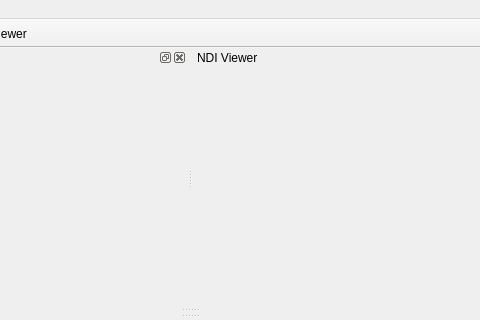
First picture: the form in MotionViewer/mainwindow.ui, repository thinkexist1989/MotionViewer, before the edit; both pictures show x 210 to 690 and y 0 to 320 of the 800 by 600 pixel window.
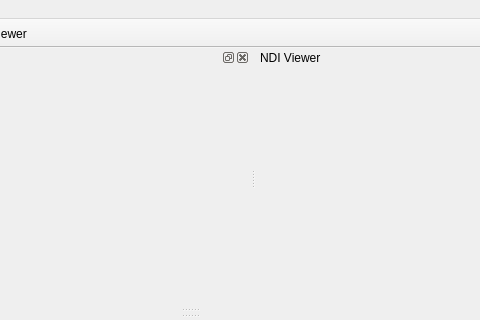
Second picture: the form after the edit. Icons and pictures are not drawn.

The edit to the form file:
```diff
--- a/MotionViewer/mainwindow.ui
+++ b/MotionViewer/mainwindow.ui
@@ -71,8 +71,8 @@
    </property>
    <property name="minimumSize">
     <size>
-     <width>0</width>
-     <height>0</height>
+     <width>80</width>
+     <height>38</height>
     </size>
    </property>
    <property name="maximumSize">
```
Left out of the diff: 4 changed lines with no effect on the pictures.
